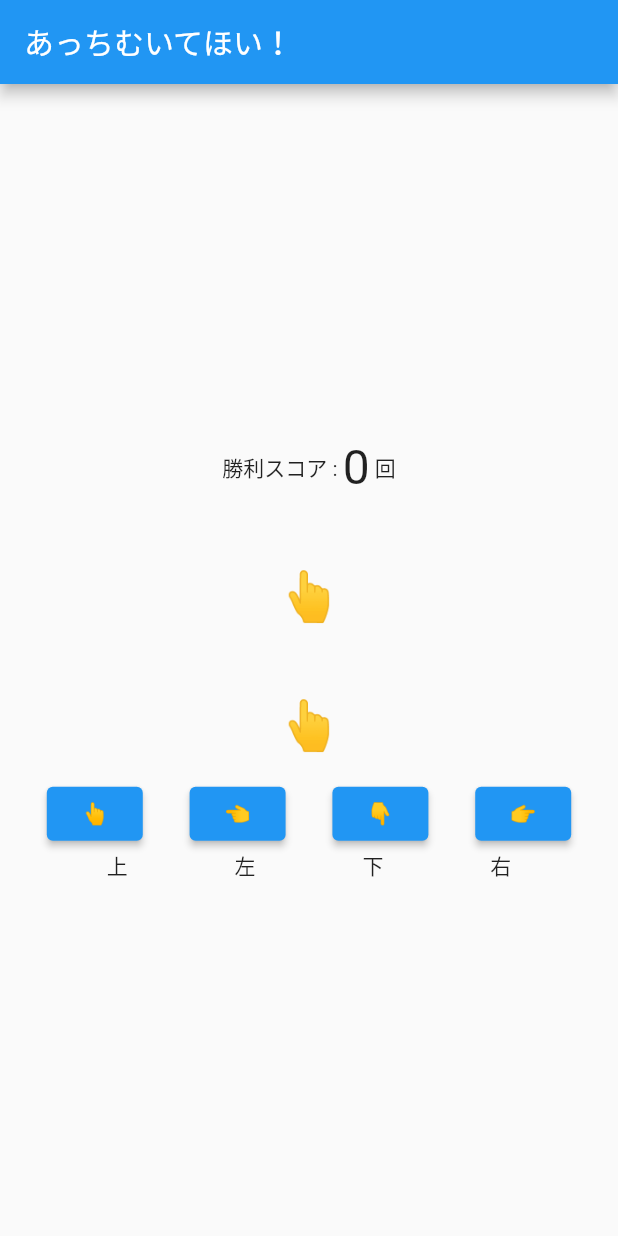
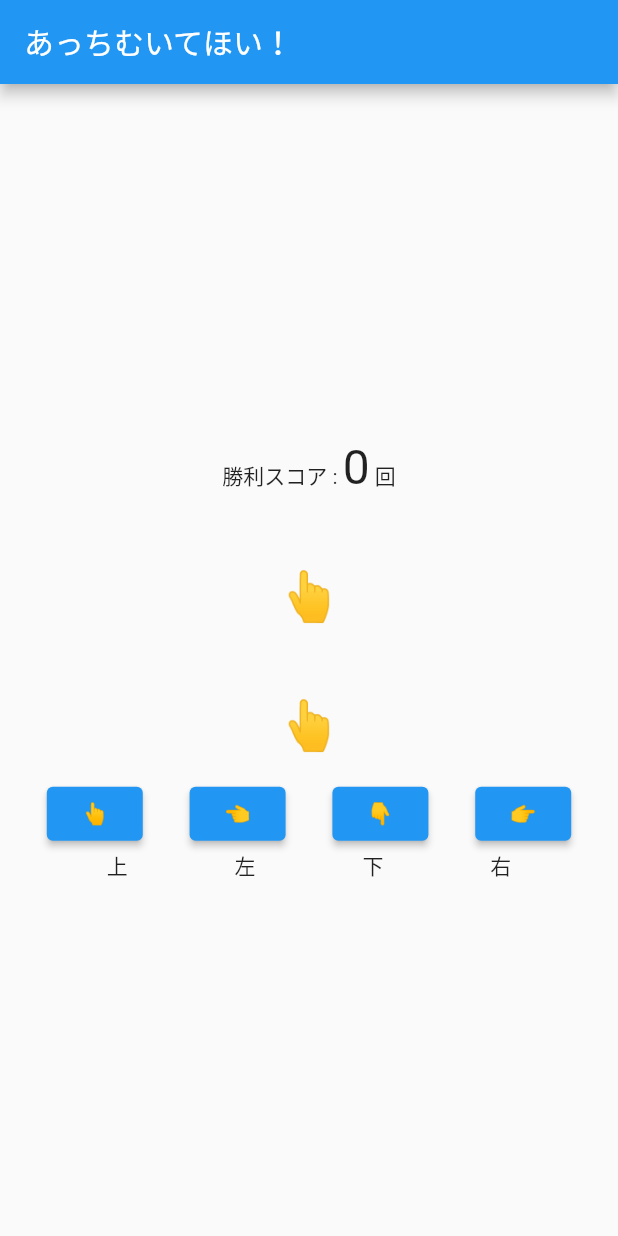
Before and after one commit to masiro0000/attimuitehoi22_12_31, a Flutter app: the screen it shows after launch, on a phone screen of 412 x 824 dp. Run offline on Flutter 3.47's test engine with Material 2 defaults, Android fonts, the phone set to English and light mode, and no system bars.

Commit message:
Text.richのすすめ

```diff
--- a/lib/main.dart
+++ b/lib/main.dart
@@ -90,19 +90,17 @@ class _AttimuitePageState extends State<AttimuitePage> {
         child: Column(
           mainAxisAlignment: MainAxisAlignment.center,
           children: [
-            Row(
-              mainAxisAlignment: MainAxisAlignment.center,
-              children: [
-                const Text('勝利スコア : '),
-                Text(
-                  win.toString(),
-                  style: const TextStyle(
-                    fontSize: 32,
-                  ),
+            // 文字列の集まりなので、Text.richを使って下揃えにしたほうがベースラインがそろっていて気持ちいい
+            Text.rich(TextSpan(children: [
+              const TextSpan(text: '勝利スコア : '),
+              TextSpan(
+                text: '$win',
+                style: const TextStyle(
+                  fontSize: 32,
                 ),
-                const Text(' 回'),
-              ],
-            ),
+              ), // toString を使わず $win とかいた方が簡潔！
+              const TextSpan(text: ' 回'),
+            ])),
             const SizedBox(height: 48),
             Text(
               computeHand,
```
